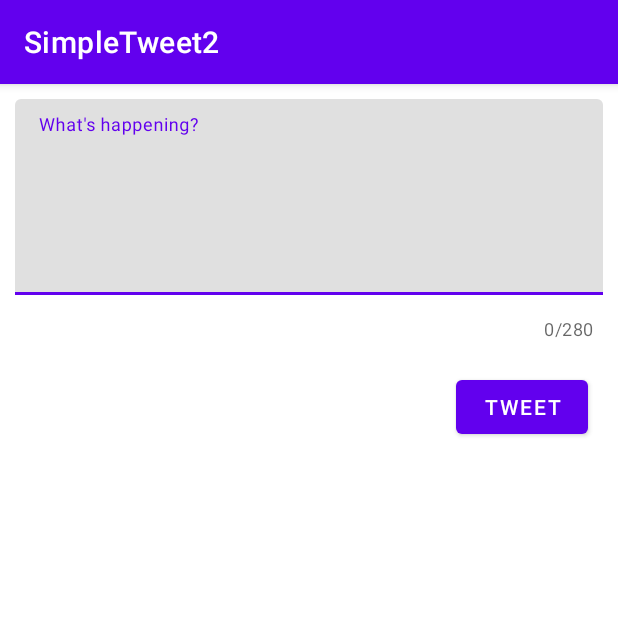
After one commit to akahn-git/twitterPart2, an Android app: the ComposeActivity screen opened directly, with no data from a screen before it, on a phone screen of 412 x 824 dp, the top half of it. The commit adds this screen. Run offline under Robolectric (Android 15) with nearby library versions, the phone set to English and light mode, and no system bars; our stand-ins replace Room's generated code; libraries missing offline, so code that uses them is left out: com.codepath.asynchttpclient, com.facebook.stetho; 1 statement that could not run was skipped.

Commit message:
updating project

```diff
--- a/app/build.gradle
+++ b/app/build.gradle
@@ -2,6 +2,7 @@ plugins {
     id 'com.android.application'
     id 'kotlin-android'
     id 'kotlin-kapt'
+    id 'kotlin-parcelize'
 }
 
 def apikeyPropertiesFile = rootProject.file("apikey.properties")
@@ -61,6 +62,7 @@ dependencies {
     implementation 'com.codepath.libraries:android-oauth-handler:2.4.0'
     implementation 'commons-codec:commons-codec:1.10'
     implementation 'androidx.appcompat:appcompat:1.2.0'
+    implementation 'com.google.android.material:material:1.1.0'
     // Glide for remote image loading
     implementation 'com.github.bumptech.glide:glide:4.12.0'
     implementation 'androidx.constraintlayout:constraintlayout:2.0.4'
--- a/app/src/main/AndroidManifest.xml
+++ b/app/src/main/AndroidManifest.xml
@@ -13,7 +13,9 @@
         android:roundIcon="@mipmap/ic_launcher_round"
         android:supportsRtl="true"
         android:theme="@style/Theme.RestClientTemplateKotlin">
-
+        <activity
+            android:name=".ComposeActivity"
+            android:exported="false" />
         <activity
             android:name=".TimelineActivity"
             android:exported="false" />
--- /dev/null
+++ b/app/src/main/java/com/codepath/apps/restclienttemplate/ComposeActivity.kt
@@ -0,0 +1,72 @@
+package com.codepath.apps.restclienttemplate
+
+import android.content.Intent
+import androidx.appcompat.app.AppCompatActivity
+import android.os.Bundle
+import android.util.Log
+import android.widget.Button
+import android.widget.EditText
+import android.widget.Toast
+import com.codepath.apps.restclienttemplate.models.Tweet
+import com.codepath.asynchttpclient.callback.JsonHttpResponseHandler
+import okhttp3.Headers
+
+class ComposeActivity : AppCompatActivity() {
+
+    lateinit var etCompose:EditText
+    lateinit var btnTweet:Button
+
+    lateinit var client:TwitterClient
+
+    override fun onCreate(savedInstanceState: Bundle?) {
+        super.onCreate(savedInstanceState)
+        setContentView(R.layout.activity_compose)
+
+        etCompose=findViewById(R.id.etTweetCompose)
+        btnTweet=findViewById(R.id.btnTweet)
+
+        client=TwitterApplication.getRestClient(this)
+
+        //handling the users click on the button
+        btnTweet.setOnClickListener{
+
+            //grab the content of edittext
+            val tweetContent=etCompose.text.toString()
+
+            //1.tweet isnt empty
+            if(tweetContent.isEmpty()){
+                Toast.makeText(this,"Empty tweet",Toast.LENGTH_SHORT).show()
+            }
+            //2.tweet isnt over character count
+            else if(tweetContent.length>280){
+                Toast.makeText(this,"Tweet over character limit 280",Toast.LENGTH_SHORT).show()
+            }
+            else {
+                //make an api call to publish the tweet
+                client.publishTweet(tweetContent,object : JsonHttpResponseHandler(){
+
+                    override fun onFailure(
+                        statusCode: Int,
+                        headers: Headers?,
+                        response: String?,
+                        throwable: Throwable?
+                    ) {
+                        Log.e("ComposeActivity","failed to publish tweet",throwable)
+                    }
+
+                    override fun onSuccess(statusCode: Int, headers: Headers?, json: JSON) {
+                        Log.i("ComposeActivity","Succesfully published")
+                        //send back the tweet
+                        val tweet = Tweet.fromJson(json.jsonObject)
+
+                        val intent = Intent()
+                        intent.putExtra("tweet",tweet)
+                        setResult(RESULT_OK,intent)
+                        finish()
+                    }
+
+                })
+            }
+        }
+    }
+}
--- /dev/null
+++ b/app/src/main/res/layout/activity_compose.xml
@@ -0,0 +1,42 @@
+<?xml version="1.0" encoding="utf-8"?>
+<androidx.constraintlayout.widget.ConstraintLayout xmlns:android="http://schemas.android.com/apk/res/android"
+    xmlns:app="http://schemas.android.com/apk/res-auto"
+    xmlns:tools="http://schemas.android.com/tools"
+    android:layout_width="match_parent"
+    android:layout_height="match_parent"
+    tools:context=".ComposeActivity">
+
+    <com.google.android.material.textfield.TextInputLayout
+        android:id="@+id/textInputLayout"
+        android:layout_width="match_parent"
+        android:layout_height="wrap_content"
+        app:counterEnabled="true"
+        app:counterMaxLength="280"
+        app:layout_constraintEnd_toEndOf="parent"
+        app:layout_constraintStart_toStartOf="parent"
+        app:layout_constraintTop_toTopOf="parent">
+
+        <EditText
+            android:id="@+id/etTweetCompose"
+            android:layout_width="match_parent"
+            android:layout_height="wrap_content"
+            android:layout_margin="10dp"
+            android:ems="10"
+            android:hint="What's happening?"
+            android:gravity="start|top"
+            android:inputType="textMultiLine"
+            android:minLines="5"
+            app:layout_constraintEnd_toEndOf="parent"
+            app:layout_constraintStart_toStartOf="parent"
+            app:layout_constraintTop_toTopOf="parent" />
+    </com.google.android.material.textfield.TextInputLayout>
+
+    <Button
+        android:id="@+id/btnTweet"
+        android:layout_width="wrap_content"
+        android:layout_height="wrap_content"
+        android:layout_margin="20dp"
+        android:text="tweet"
+        app:layout_constraintEnd_toEndOf="parent"
+        app:layout_constraintTop_toBottomOf="@+id/textInputLayout" />
+</androidx.constraintlayout.widget.ConstraintLayout>
```
Also changed, not shown: app/src/main/java/com/codepath/apps/restclienttemplate/TimelineActivity.kt (+52 -0 lines), app/src/main/java/com/codepath/apps/restclienttemplate/TwitterClient.kt (+10 -0 lines), app/src/main/java/com/codepath/apps/restclienttemplate/models/Tweet.kt (+5 -6 lines), app/src/main/java/com/codepath/apps/restclienttemplate/models/User.kt (+5 -4 lines), app/src/main/res/layout/activity_timeline.xml (+12 -4 lines), app/src/main/res/menu/menu_main.xml (added, +10 -0 lines), 1 other file.
